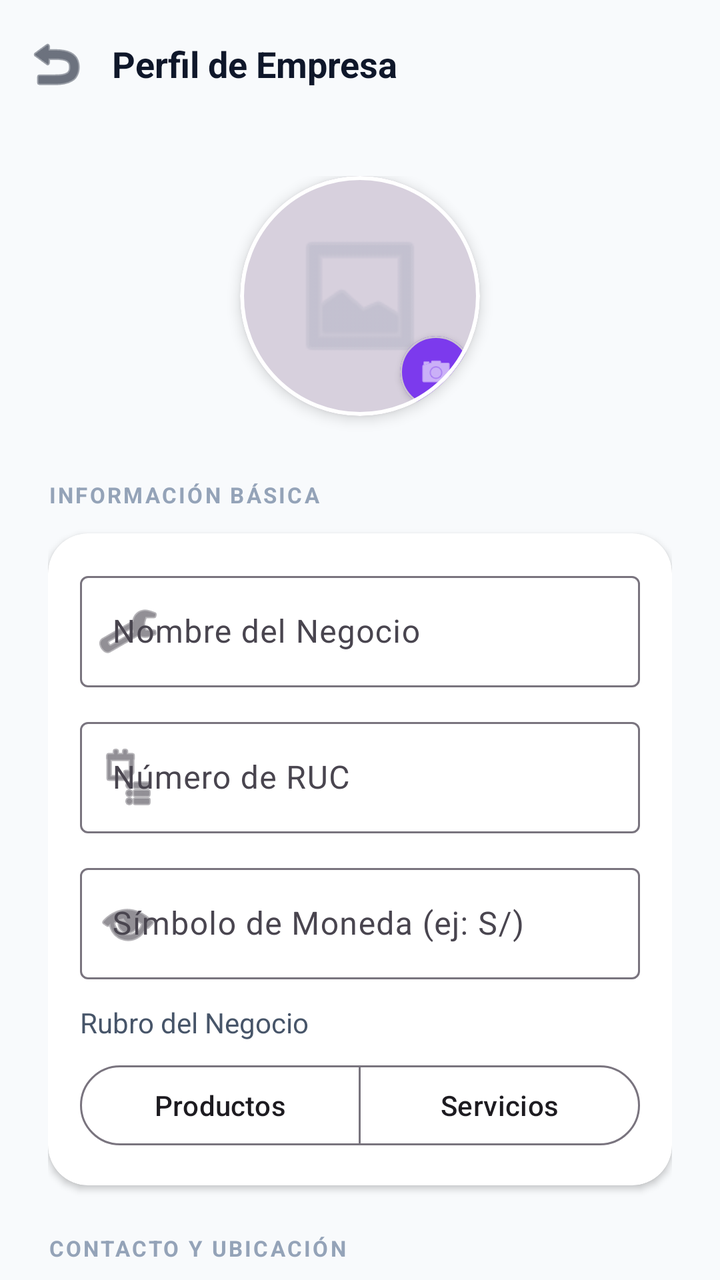
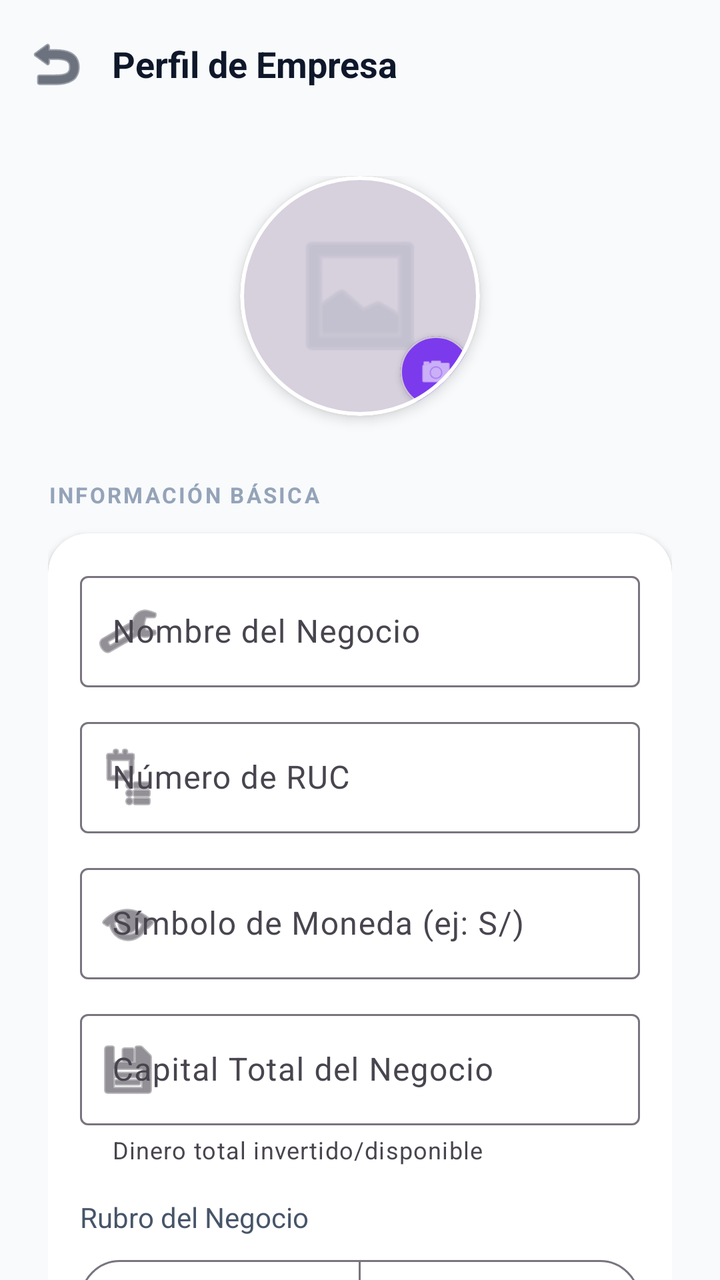

The first picture is an Android layout as it rendered before a commit; the second is the same layout after the commit. The layout source and the unified diff follow.
<!-- AndroidManifest.xml: application theme Theme.Naxor -->
<!-- res/layout/activity_settings.xml -->
<?xml version="1.0" encoding="utf-8"?>
<androidx.coordinatorlayout.widget.CoordinatorLayout xmlns:android="http://schemas.android.com/apk/res/android"
    xmlns:app="http://schemas.android.com/apk/res-auto"
    xmlns:tools="http://schemas.android.com/tools"
    android:layout_width="match_parent"
    android:layout_height="match_parent"
    android:background="@color/slate_50">

    <com.google.android.material.appbar.AppBarLayout
        android:layout_width="match_parent"
        android:layout_height="wrap_content"
        android:background="@color/slate_50"
        app:elevation="0dp">

        <com.google.android.material.appbar.MaterialToolbar
            android:id="@+id/toolbarSettings"
            android:layout_width="match_parent"
            android:layout_height="?attr/actionBarSize"
            app:navigationIcon="@android:drawable/ic_menu_revert"
            app:navigationIconTint="@color/slate_900">

            <TextView
                android:layout_width="wrap_content"
                android:layout_height="wrap_content"
                android:text="Perfil de Empresa"
                android:textSize="18sp"
                android:textStyle="bold"
                android:textColor="@color/slate_900" />

            
            <View
                android:id="@+id/btnBackSettings"
                android:layout_width="1dp"
                android:layout_height="1dp"
                android:visibility="gone" />

        </com.google.android.material.appbar.MaterialToolbar>
    </com.google.android.material.appbar.AppBarLayout>

    <androidx.core.widget.NestedScrollView
        android:layout_width="match_parent"
        android:layout_height="match_parent"
        app:layout_behavior="@string/appbar_scrolling_view_behavior">

        <LinearLayout
            android:layout_width="match_parent"
            android:layout_height="wrap_content"
            android:orientation="vertical"
            android:padding="24dp">

            
            <com.google.android.material.card.MaterialCardView
                android:id="@+id/cardBusinessLogo"
                android:layout_width="120dp"
                android:layout_height="120dp"
                android:layout_gravity="center"
                android:layout_marginBottom="32dp"
                app:cardCornerRadius="60dp"
                app:cardElevation="4dp"
                app:strokeWidth="2dp"
                app:strokeColor="@color/white">

                <FrameLayout
                    android:layout_width="match_parent"
                    android:layout_height="match_parent">

                    <ImageView
                        android:id="@+id/ivBusinessLogo"
                        android:layout_width="match_parent"
                        android:layout_height="match_parent"
                        android:scaleType="centerCrop"
                        android:src="@android:drawable/ic_menu_gallery"
                        android:padding="24dp"
                        android:alpha="0.4"
                        app:tint="@color/slate_400" />

                    <View
                        android:layout_width="match_parent"
                        android:layout_height="match_parent"
                        android:background="#1A000000" />

                    <com.google.android.material.card.MaterialCardView
                        android:layout_width="36dp"
                        android:layout_height="36dp"
                        android:layout_gravity="bottom|end"
                        android:layout_margin="4dp"
                        app:cardCornerRadius="18dp"
                        app:cardElevation="2dp"
                        app:cardBackgroundColor="@color/purple_600">
                        <ImageView
                            android:layout_width="18dp"
                            android:layout_height="18dp"
                            android:layout_gravity="center"
                            android:src="@android:drawable/ic_menu_camera"
                            app:tint="@color/white" />
                    </com.google.android.material.card.MaterialCardView>
                </FrameLayout>
            </com.google.android.material.card.MaterialCardView>

            
            <TextView
                android:layout_width="wrap_content"
                android:layout_height="wrap_content"
                android:text="INFORMACIÓN BÁSICA"
                android:textSize="11sp"
                android:textStyle="bold"
                android:textColor="@color/slate_400"
                android:letterSpacing="0.1"
                android:layout_marginBottom="12dp" />

            <com.google.android.material.card.MaterialCardView
                android:layout_width="match_parent"
                android:layout_height="wrap_content"
                android:layout_marginBottom="24dp"
                app:cardCornerRadius="20dp"
                app:cardElevation="2dp"
                app:cardBackgroundColor="@color/white"
                app:strokeWidth="0dp">

                <LinearLayout
                    android:layout_width="match_parent"
                    android:layout_height="wrap_content"
                    android:orientation="vertical"
                    android:padding="16dp">

                    <com.google.android.material.textfield.TextInputLayout
                        style="@style/Widget.Material3.TextInputLayout.OutlinedBox"
                        android:layout_width="match_parent"
                        android:layout_height="wrap_content"
                        android:hint="Nombre del Negocio"
                        app:startIconDrawable="@android:drawable/ic_menu_manage"
                        android:layout_marginBottom="12dp">
                        <com.google.android.material.textfield.TextInputEditText
                            android:id="@+id/etBusinessName"
                            android:layout_width="match_parent"
                            android:layout_height="wrap_content"
                            android:inputType="textCapWords" />
                    </com.google.android.material.textfield.TextInputLayout>

                    <com.google.android.material.textfield.TextInputLayout
                        style="@style/Widget.Material3.TextInputLayout.OutlinedBox"
                        android:layout_width="match_parent"
                        android:layout_height="wrap_content"
                        android:hint="Número de RUC"
                        app:startIconDrawable="@android:drawable/ic_menu_agenda"
                        android:layout_marginBottom="12dp">
                        <com.google.android.material.textfield.TextInputEditText
                            android:id="@+id/etBusinessRuc"
                            android:layout_width="match_parent"
                            android:layout_height="wrap_content"
                            android:inputType="number"
                            android:maxLength="11" />
                    </com.google.android.material.textfield.TextInputLayout>

                    <com.google.android.material.textfield.TextInputLayout
                        style="@style/Widget.Material3.TextInputLayout.OutlinedBox"
                        android:layout_width="match_parent"
                        android:layout_height="wrap_content"
                        android:hint="Símbolo de Moneda (ej: S/)"
                        app:startIconDrawable="@android:drawable/ic_menu_view"
                        android:layout_marginBottom="12dp">
                        <com.google.android.material.textfield.TextInputEditText
                            android:id="@+id/etCurrencySymbol"
                            android:layout_width="match_parent"
                            android:layout_height="wrap_content"
                            android:maxLength="3" />
                    </com.google.android.material.textfield.TextInputLayout>

                    <TextView
                        android:layout_width="wrap_content"
                        android:layout_height="wrap_content"
                        android:text="Rubro del Negocio"
                        android:textSize="14sp"
                        android:textColor="@color/slate_600"
                        android:layout_marginBottom="8dp" />

                    <com.google.android.material.button.MaterialButtonToggleGroup
                        android:id="@+id/toggleBusinessType"
                        android:layout_width="match_parent"
                        android:layout_height="wrap_content"
                        app:singleSelection="true"
                        app:selectionRequired="true">
                        <com.google.android.material.button.MaterialButton
                            android:id="@+id/btnTypeProducts"
                            style="@style/Widget.Material3.Button.OutlinedButton"
                            android:layout_width="0dp"
                            android:layout_height="wrap_content"
                            android:layout_weight="1"
                            android:text="Productos" />
                        <com.google.android.material.button.MaterialButton
                            android:id="@+id/btnTypeServices"
                            style="@style/Widget.Material3.Button.OutlinedButton"
                            android:layout_width="0dp"
                            android:layout_height="wrap_content"
                            android:layout_weight="1"
                            android:text="Servicios" />
                    </com.google.android.material.button.MaterialButtonToggleGroup>

                    
                    <LinearLayout
                        android:id="@+id/layoutHotelOption"
                        android:layout_width="match_parent"
                        android:layout_height="wrap_content"
                        android:orientation="vertical"
                        android:layout_marginTop="12dp"
                        android:visibility="gone"
                        tools:visibility="visible">

                        <TextView
                            android:layout_width="wrap_content"
                            android:layout_height="wrap_content"
                            android:text="Especialidad de Servicio"
                            android:textSize="12sp"
                            android:textColor="@color/slate_500"
                            android:layout_marginBottom="8dp" />

                        <com.google.android.material.button.MaterialButton
                            android:id="@+id/btnSelectHotel"
                            style="@style/Widget.Material3.Button.OutlinedButton"
                            android:layout_width="match_parent"
                            android:layout_height="wrap_content"
                            android:text="🏨 Hotelería / Hospedaje"
                            android:textAlignment="viewStart"
                            app:icon="@android:drawable/ic_menu_agenda"
                            app:iconGravity="textStart" />
                    </LinearLayout>

                    <com.google.android.material.button.MaterialButton
                        android:id="@+id/btnChangeSystem"
                        style="@style/Widget.Material3.Button.TonalButton"
                        android:layout_width="match_parent"
                        android:layout_height="wrap_content"
                        android:layout_marginTop="16dp"
                        android:text="Cambiar de sistema"
                        android:visibility="gone"
                        app:icon="@android:drawable/ic_menu_rotate" />
                </LinearLayout>
            </com.google.android.material.card.MaterialCardView>

            <TextView
                android:layout_width="wrap_content"
                android:layout_height="wrap_content"
                android:text="CONTACTO Y UBICACIÓN"
                android:textSize="11sp"
                android:textStyle="bold"
                android:textColor="@color/slate_400"
                android:letterSpacing="0.1"
                android:layout_marginBottom="12dp" />

            <com.google.android.material.card.MaterialCardView
                android:layout_width="match_parent"
                android:layout_height="wrap_content"
                android:layout_marginBottom="24dp"
                app:cardCornerRadius="20dp"
                app:cardElevation="2dp"
                app:cardBackgroundColor="@color/white"
                app:strokeWidth="0dp">

                <LinearLayout
                    android:layout_width="match_parent"
                    android:layout_height="wrap_content"
                    android:orientation="vertical"
                    android:padding="16dp">

                    <com.google.android.material.textfield.TextInputLayout
                        style="@style/Widget.Material3.TextInputLayout.OutlinedBox"
                        android:layout_width="match_parent"
                        android:layout_height="wrap_content"
                        android:hint="Dirección Física"
                        app:startIconDrawable="@android:drawable/ic_menu_mylocation"
                        android:layout_marginBottom="12dp">
                        <com.google.android.material.textfield.TextInputEditText
                            android:id="@+id/etBusinessAddress"
                            android:layout_width="match_parent"
                            android:layout_height="wrap_content"
                            android:inputType="textPostalAddress" />
                    </com.google.android.material.textfield.TextInputLayout>

                    <com.google.android.material.textfield.TextInputLayout
                        style="@style/Widget.Material3.TextInputLayout.OutlinedBox"
                        android:layout_width="match_parent"
                        android:layout_height="wrap_content"
                        android:hint="WhatsApp / Teléfono"
                        app:startIconDrawable="@android:drawable/ic_menu_call">
                        <com.google.android.material.textfield.TextInputEditText
                            android:id="@+id/etBusinessPhone"
                            android:layout_width="match_parent"
                            android:layout_height="wrap_content"
                            android:inputType="phone" />
                    </com.google.android.material.textfield.TextInputLayout>
                </LinearLayout>
            </com.google.android.material.card.MaterialCardView>

            <TextView
                android:layout_width="wrap_content"
                android:layout_height="wrap_content"
                android:text="SEGURIDAD Y APIS"
                android:textSize="11sp"
                android:textStyle="bold"
                android:textColor="@color/slate_400"
                android:letterSpacing="0.1"
                android:layout_marginBottom="12dp" />

            <com.google.android.material.card.MaterialCardView
                android:layout_width="match_parent"
                android:layout_height="wrap_content"
                android:layout_marginBottom="32dp"
                app:cardCornerRadius="20dp"
                app:cardElevation="2dp"
                app:cardBackgroundColor="@color/white"
                app:strokeWidth="0dp">

                <LinearLayout
                    android:layout_width="match_parent"
                    android:layout_height="wrap_content"
                    android:orientation="vertical"
                    android:padding="16dp">

                    <com.google.android.material.textfield.TextInputLayout
                        style="@style/Widget.Material3.TextInputLayout.OutlinedBox"
                        android:layout_width="match_parent"
                        android:layout_height="wrap_content"
                        android:hint="PIN de Seguridad (4 dígitos)"
                        app:startIconDrawable="@android:drawable/ic_lock_lock"
                        app:passwordToggleEnabled="true"
                        android:layout_marginBottom="12dp">
                        <com.google.android.material.textfield.TextInputEditText
                            android:id="@+id/etSecurityPin"
                            android:layout_width="match_parent"
                            android:layout_height="wrap_content"
                            android:inputType="numberPassword"
                            android:maxLength="4" />
                    </com.google.android.material.textfield.TextInputLayout>

                    <com.google.android.material.textfield.TextInputLayout
                        style="@style/Widget.Material3.TextInputLayout.OutlinedBox"
                        android:layout_width="match_parent"
                        android:layout_height="wrap_content"
                        android:hint="Token de ApisPeru"
                        app:startIconDrawable="@android:drawable/ic_menu_send"
                        app:passwordToggleEnabled="true"
                        app:helperText="Opcional: Para consultas RUC/DNI">
                        <com.google.android.material.textfield.TextInputEditText
                            android:id="@+id/etApiToken"
                            android:layout_width="match_parent"
                            android:layout_height="wrap_content"
                            android:inputType="textPassword" />
                    </com.google.android.material.textfield.TextInputLayout>
                </LinearLayout>
            </com.google.android.material.card.MaterialCardView>

            <com.google.android.material.button.MaterialButton
                android:id="@+id/btnSaveSettings"
                android:layout_width="match_parent"
                android:layout_height="60dp"
                android:text="Guardar Cambios"
                android:textSize="16sp"
                android:textStyle="bold"
                app:cornerRadius="16dp"
                app:backgroundTint="@color/purple_600"
                app:icon="@android:drawable/ic_menu_save"
                app:iconGravity="textStart"
                android:layout_marginBottom="24dp" />

        </LinearLayout>
    </androidx.core.widget.NestedScrollView>

</androidx.coordinatorlayout.widget.CoordinatorLayout>
<!-- resources referenced by this layout -->
<resources>
  <color name="purple_600">#7C3AED</color>
  <color name="slate_400">#94A3B8</color>
  <color name="slate_50">#F8FAFC</color>
  <color name="slate_500">#64748B</color>
  <color name="slate_600">#475569</color>
  <color name="slate_900">#0F172A</color>
  <color name="white">#FFFFFFFF</color>
  <style name="Theme.Naxor" parent="Base.Theme.Naxor" />
  <style name="Base.Theme.Naxor" parent="Theme.Material3.DayNight.NoActionBar">
          
          
      </style>
</resources>

<!-- the commit's change to res/layout/activity_settings.xml (unified diff, before → after) -->
@@ -166,6 +166,21 @@
                             android:maxLength="3" />
                     </com.google.android.material.textfield.TextInputLayout>
 
+                    <com.google.android.material.textfield.TextInputLayout
+                        style="@style/Widget.Material3.TextInputLayout.OutlinedBox"
+                        android:layout_width="match_parent"
+                        android:layout_height="wrap_content"
+                        android:hint="Capital Total del Negocio"
+                        app:startIconDrawable="@android:drawable/ic_menu_save"
+                        android:layout_marginBottom="16dp"
+                        app:helperText="Dinero total invertido/disponible">
+                        <com.google.android.material.textfield.TextInputEditText
+                            android:id="@+id/etBusinessCapital"
+                            android:layout_width="match_parent"
+                            android:layout_height="wrap_content"
+                            android:inputType="numberDecimal" />
+                    </com.google.android.material.textfield.TextInputLayout>
+
                     <TextView
                         android:layout_width="wrap_content"
                         android:layout_height="wrap_content"
